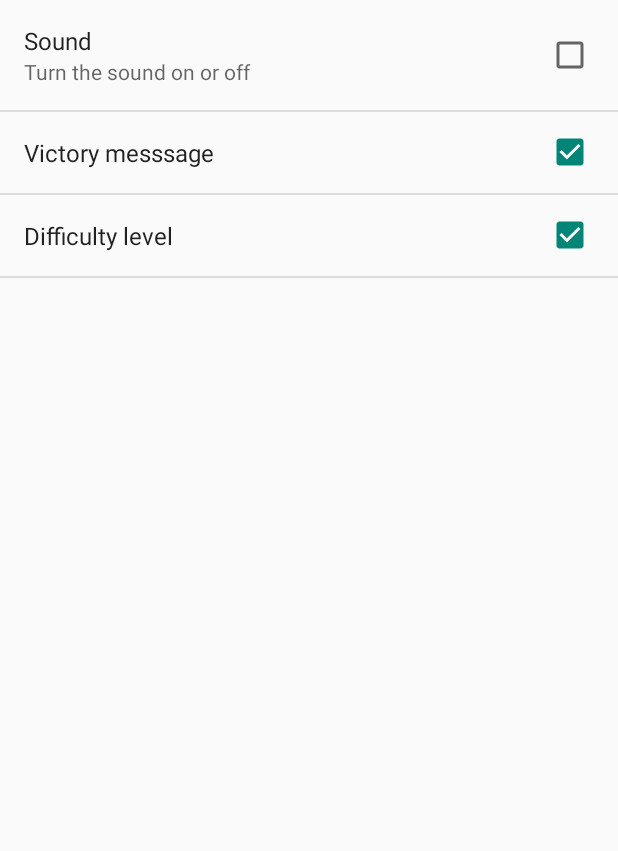
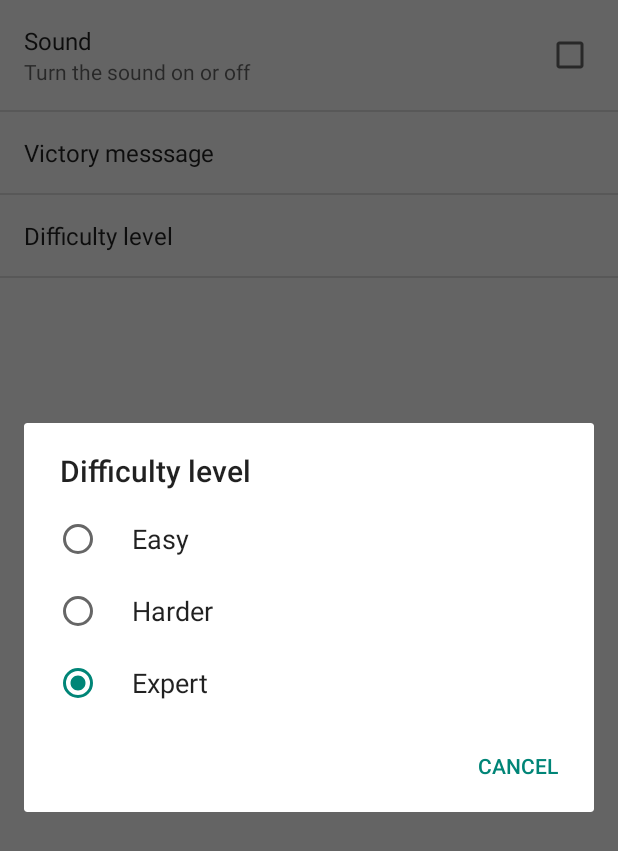
Before and after one commit to savelascod/AndroidTicTacToe-Tutorial2, an Android app: the Settings screen opened directly, with no data from a screen before it, after a tap on "Difficulty level", on a phone screen of 412 x 824 dp. Shown: the top 851 px of the screen. Run offline under Robolectric (Android 15) with nearby library versions, the phone set to English and light mode, and no system bars; 2 other taps on this screen came first.

Commit message:
-Steps done until display information

```diff
--- a/TicTacToe/src/main/java/edu/harding/tictactoe/AndroidTicTacToeActivity.java
+++ b/TicTacToe/src/main/java/edu/harding/tictactoe/AndroidTicTacToeActivity.java
@@ -8,6 +8,7 @@ import android.media.MediaPlayer;
 import android.os.Bundle;
 import android.preference.PreferenceManager;
 import android.support.v7.app.ActionBarActivity;
+import android.util.Log;
 import android.view.*;
 import android.widget.Button;
 import android.widget.TextView;
@@ -167,6 +168,9 @@ public class AndroidTicTacToeActivity extends ActionBarActivity implements Alert
 
         mPrefs = PreferenceManager.getDefaultSharedPreferences(this);
         mGameSound = mPrefs.getBoolean("sound", true);
+
+        Log.v("boolean", mPrefs.getString("difficulty_level", (String)getResources().getString(R.string.difficulty_harder)));
+
         String difficultyLevel = mPrefs.getString("difficulty_level", getResources().getString(R.string.difficulty_harder));
         if (difficultyLevel.equals(getResources().getString(R.string.difficulty_easy))) {
             mGame.setmDifficultyLevel(TicTacToeGame.DifficultyLevel.Easy);
@@ -175,6 +179,7 @@ public class AndroidTicTacToeActivity extends ActionBarActivity implements Alert
         } else {
             mGame.setmDifficultyLevel(TicTacToeGame.DifficultyLevel.Harder);
         }
+
     }
 
 
--- a/TicTacToe/src/main/res/xml/preferences.xml
+++ b/TicTacToe/src/main/res/xml/preferences.xml
@@ -2,10 +2,9 @@
 <PreferenceScreen xmlns:android="http://schemas.android.com/apk/res/android">
     <CheckBoxPreference android:key="sound" android:title="Sound" android:defaultValue="true"
                         android:summary="Turn the sound on or off"/>
-    <CheckBoxPreference android:key="victory_message" android:summary="" android:defaultValue="@string/result_human_win"
+    <EditTextPreference android:key="victory_message" android:summary="" android:defaultValue="@string/result_human_win"
                         android:title="Victory messsage"/>
-    <CheckBoxPreference android:key="difficulty_level" android:title="Difficulty level" android:summary=""
-                        android:defaultValue="@string/difficulty_expert" android:entries="@array/list_difficulty_level"
-                        android:entryValues="@array/list_difficulty_level"/>
-
+    <ListPreference android:key="difficulty_level" android:title="Difficulty level" android:summary=""
+                    android:defaultValue="@string/difficulty_expert" android:entries="@array/list_difficulty_level"
+                    android:entryValues="@array/list_difficulty_level"/>
 </PreferenceScreen>
```
